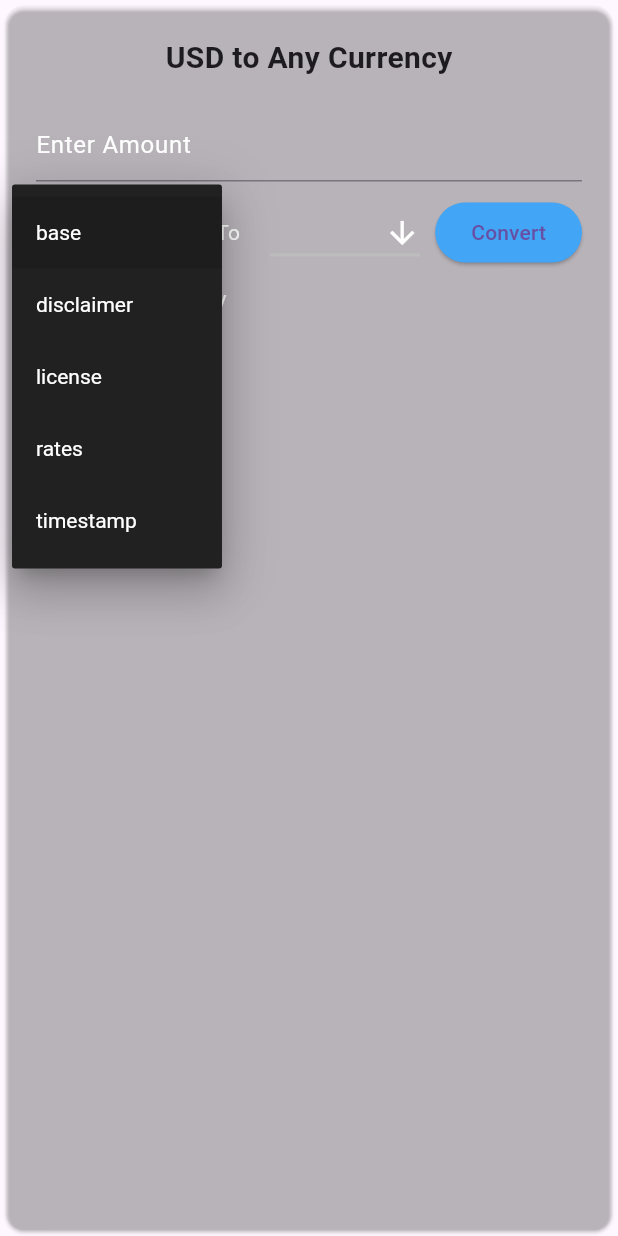
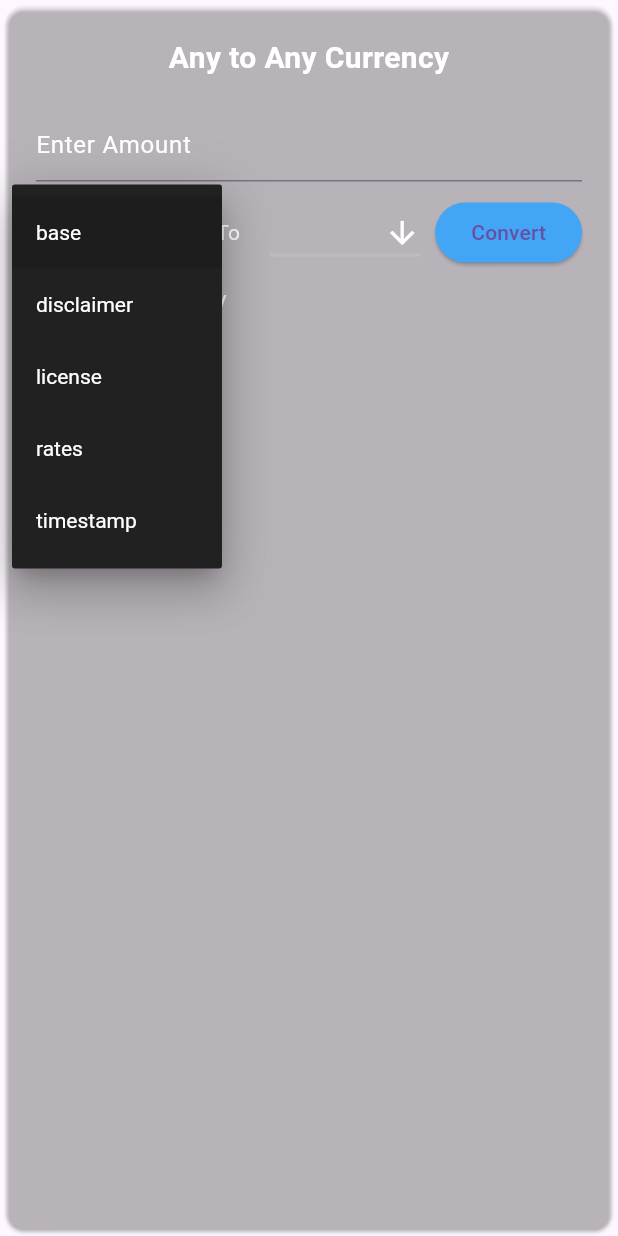
Before and after one commit to Aadhithyavenkatesan/currency_converter, a Flutter app: what anyToAny() shows on an empty page, opened directly with empty values, after a tap on the "arrow downward" icon, on a phone screen of 412 x 824 dp. Run offline on Flutter 3.47's test engine with Material 3 defaults, Android fonts, the phone set to English and light mode, and no system bars; network calls fail.

Commit message:
Errors Solved

```diff
--- a/lib/components/anyToany.dart
+++ b/lib/components/anyToany.dart
@@ -29,8 +29,11 @@ class _anyToAnyState extends State<anyToAny> {
               Container(
                 alignment: Alignment.center,
                 child: Text(
-                  'USD to Any Currency',
-                  style: TextStyle(fontSize: 20, fontWeight: FontWeight.bold),
+                  'Any to Any Currency',
+                  style: TextStyle(
+                      fontSize: 20,
+                      fontWeight: FontWeight.bold,
+                      color: Colors.white),
                 ),
               ),
               SizedBox(
--- a/lib/components/usdToany.dart
+++ b/lib/components/usdToany.dart
@@ -32,7 +32,8 @@ class _UsdToAnyState extends State<UsdToAny> {
               child: Text('USD to Any Currency',
               style: TextStyle(
                 fontSize: 20,
-                fontWeight: FontWeight.bold),),
+                fontWeight: FontWeight.bold,
+                color: Colors.white),),
             ),
             SizedBox(
               height: 20,
--- a/lib/functions/fetchrates.dart
+++ b/lib/functions/fetchrates.dart
@@ -6,6 +6,8 @@ import 'package:http/http.dart' as http;
 Future<RatesModel> fetchrates() async{
   final response = await http.get(Uri.parse('https://openexchangerates.org/api/latest.json?app_id=' + key)) ;
   print(response.body);
+
+
   final result = ratesModelFromJson(response.body);
 
   return result;
@@ -19,7 +21,7 @@ Future<Map> fetchcurrencies() async{
 
 
 String convertusd(Map exchangeRates, String usd, String currency){
-  String output = ((exchangeRates[currency] * double.parse(usd).toStringAsFixed(2))).toString();
+  String output = ((exchangeRates[currency] * double.parse(usd)).toStringAsFixed(2)).toString();
 
   return output;
 }
```
Also changed, not shown: lib/models/ratesmodelfromjson.dart (+18 -13 lines), lib/screens/home.dart (+7 -4 lines).
